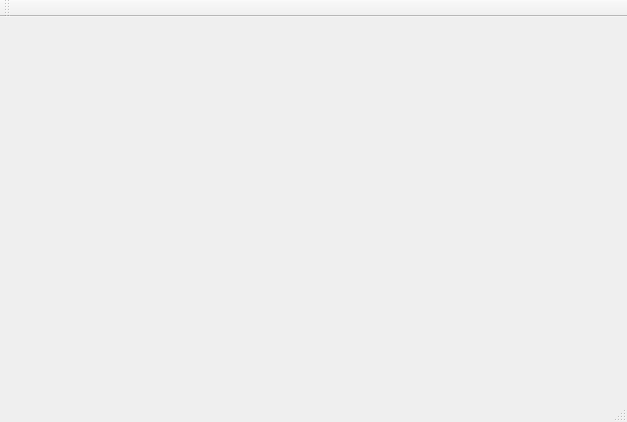
Before: the Qt Designer form Forum/mainwindow.ui in snailccc/Forum, drawn with Qt 5.
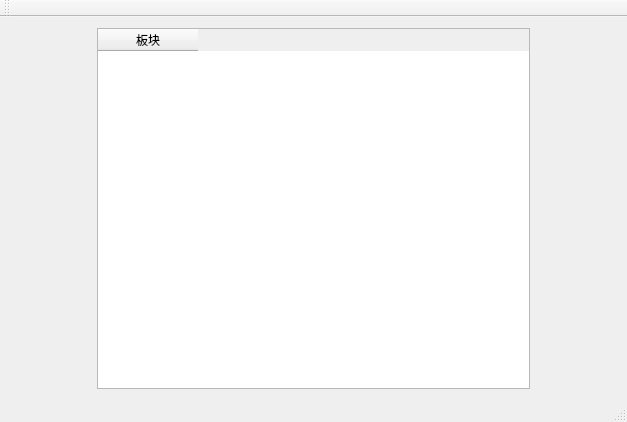
After: the same form once the commit is applied.

Patch:
```diff
--- a/Forum/mainwindow.ui
+++ b/Forum/mainwindow.ui
@@ -14,17 +14,53 @@
    <string>MainWindow</string>
   </property>
   <widget class="QWidget" name="centralWidget">
-   <widget class="QWidget" name="verticalLayoutWidget">
-    <property name="geometry">
-     <rect>
-      <x>110</x>
-      <y>40</y>
-      <width>401</width>
-      <height>271</height>
-     </rect>
-    </property>
-    <layout class="QVBoxLayout" name="plates_layout"/>
-   </widget>
+   <layout class="QGridLayout" name="gridLayout">
+    <item row="0" column="0">
+     <layout class="QHBoxLayout" name="horizontalLayout" stretch="1,5,1">
+      <item>
+       <spacer name="horizontalSpacer">
+        <property name="orientation">
+         <enum>Qt::Horizontal</enum>
+        </property>
+        <property name="sizeHint" stdset="0">
+         <size>
+          <width>35</width>
+          <height>20</height>
+         </size>
+        </property>
+       </spacer>
+      </item>
+      <item>
+       <widget class="QTableWidget" name="plateGroup">
+        <property name="lineWidth">
+         <number>0</number>
+        </property>
+        <property name="gridStyle">
+         <enum>Qt::NoPen</enum>
+        </property>
+        <column>
+         <property name="text">
+          <string>板块</string>
+         </property>
+        </column>
+       </widget>
+      </item>
+      <item>
+       <spacer name="horizontalSpacer_2">
+        <property name="orientation">
+         <enum>Qt::Horizontal</enum>
+        </property>
+        <property name="sizeHint" stdset="0">
+         <size>
+          <width>40</width>
+          <height>20</height>
+         </size>
+        </property>
+       </spacer>
+      </item>
+     </layout>
+    </item>
+   </layout>
   </widget>
   <widget class="QMenuBar" name="menuBar">
    <property name="geometry">
```
